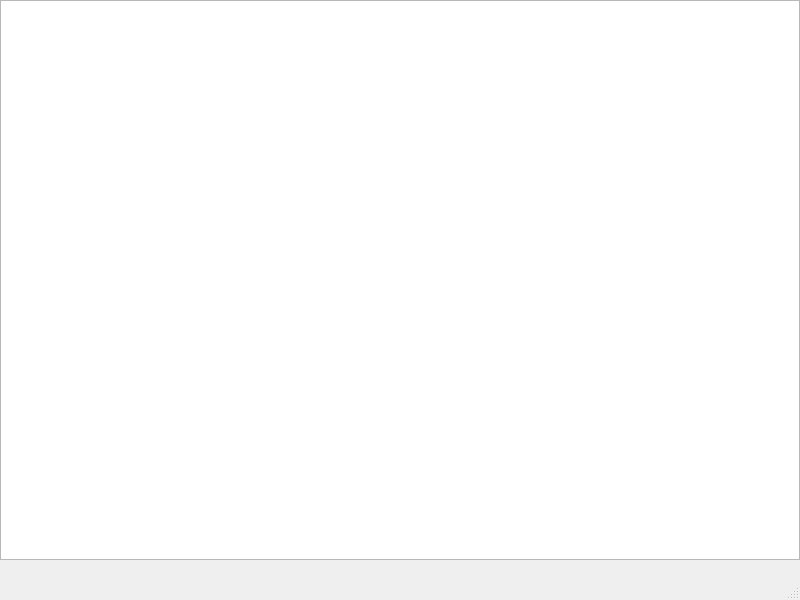
First picture: the form in Save_the_world/mainwindow.ui, repository angeelorenaoc/Proyecto_final, before the edit.
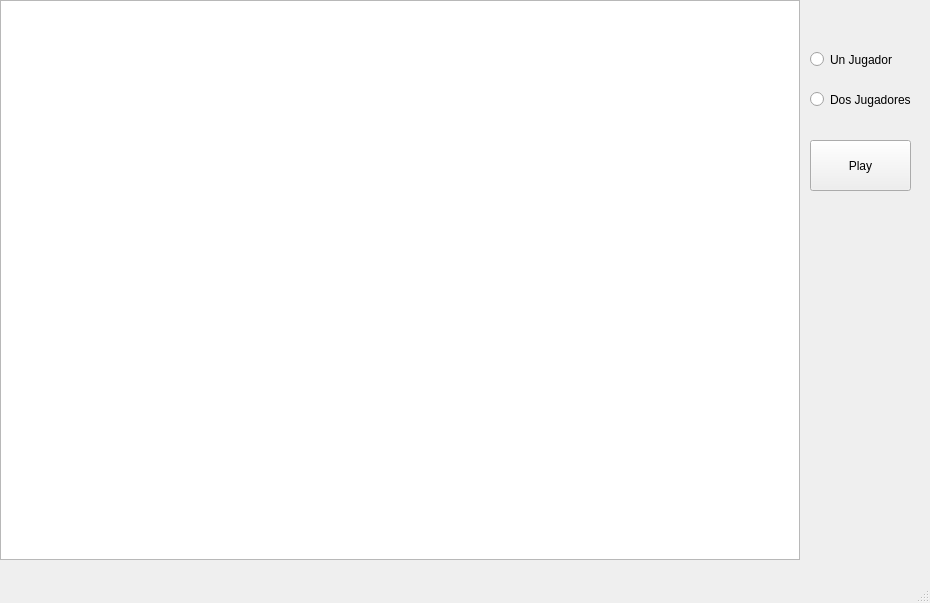
Second picture: the form after the edit.

Patch:
```diff
--- a/Save_the_world/mainwindow.ui
+++ b/Save_the_world/mainwindow.ui
@@ -6,8 +6,8 @@
    <rect>
     <x>0</x>
     <y>0</y>
-    <width>800</width>
-    <height>600</height>
+    <width>930</width>
+    <height>603</height>
    </rect>
   </property>
   <property name="windowTitle">
@@ -24,6 +24,45 @@
      </rect>
     </property>
    </widget>
+   <widget class="QRadioButton" name="radioButton">
+    <property name="geometry">
+     <rect>
+      <x>810</x>
+      <y>50</y>
+      <width>84</width>
+      <height>19</height>
+     </rect>
+    </property>
+    <property name="text">
+     <string>Un Jugador</string>
+    </property>
+   </widget>
+   <widget class="QRadioButton" name="radioButton_2">
+    <property name="geometry">
+     <rect>
+      <x>810</x>
+      <y>90</y>
+      <width>101</width>
+      <height>19</height>
+     </rect>
+    </property>
+    <property name="text">
+     <string>Dos Jugadores</string>
+    </property>
+   </widget>
+   <widget class="QPushButton" name="pushButton">
+    <property name="geometry">
+     <rect>
+      <x>810</x>
+      <y>140</y>
+      <width>101</width>
+      <height>51</height>
+     </rect>
+    </property>
+    <property name="text">
+     <string>Play</string>
+    </property>
+   </widget>
   </widget>
   <widget class="QMenuBar" name="menubar">
    <property name="geometry">
```
Left out of the diff: 2 changed lines with no effect on the pictures.
